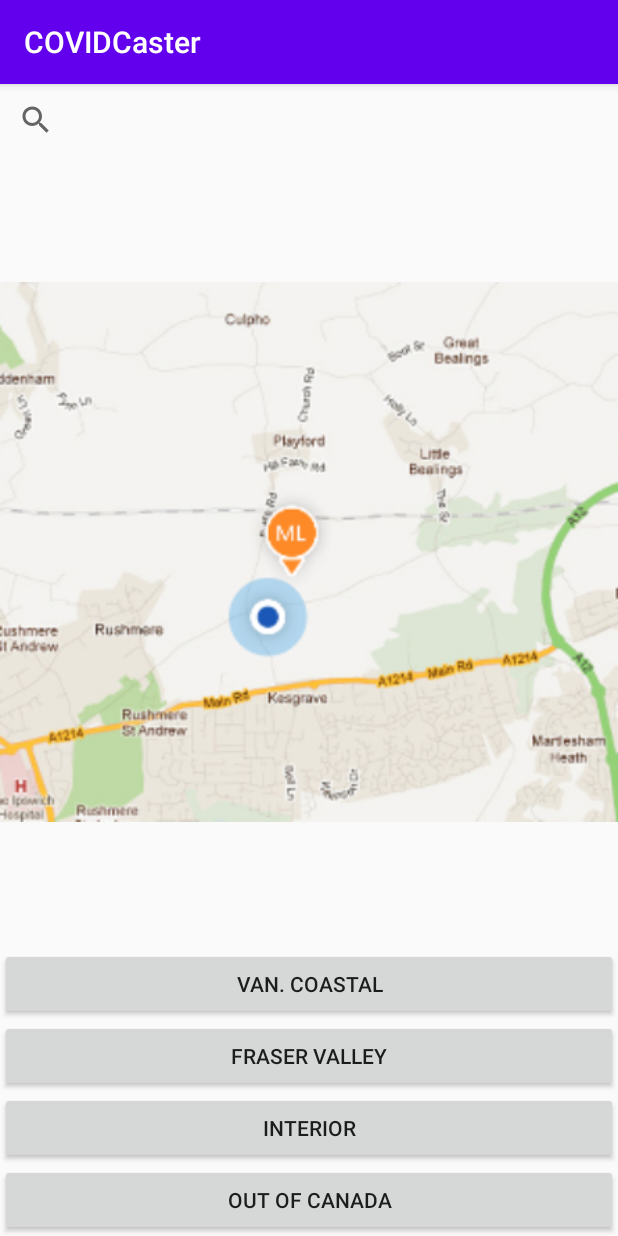
After one commit to cinomed88/COVIDcaster, an Android app: the RegionalDataActivity screen opened directly, with no data from a screen before it, on a phone screen of 412 x 824 dp. The commit adds this screen. Run offline under Robolectric (Android 15) with nearby library versions, the phone set to English and light mode, and no system bars.

Commit message:
added a button to start new regional data activity, and added placeholder buttons and image for regional data activity

```diff
--- a/app/src/main/AndroidManifest.xml
+++ b/app/src/main/AndroidManifest.xml
@@ -9,7 +9,8 @@
         android:roundIcon="@mipmap/ic_launcher_round"
         android:supportsRtl="true"
         android:theme="@style/AppTheme">
-        <activity android:name=".GraphActivity"></activity>
+        <activity android:name=".RegionalDataActivity"></activity>
+        <activity android:name=".GraphActivity" />
         <activity
             android:name=".DataActivity"
             android:configChanges="orientation|screenSize|keyboardHidden" />
--- a/app/src/main/java/com/example/covidcaster/Data.java
+++ b/app/src/main/java/com/example/covidcaster/Data.java
@@ -11,4 +11,9 @@ public class Data extends AppCompatActivity {
         super.onCreate(savedInstanceState);
         setContentView(R.layout.activity_data);
     }
+
+    public static final String[] regions = {
+            "Fraser Valley", "Van. Coastal", "Interior", "Northern", "Van. Island", "Out of Canada"
+    };
+
 }
--- a/app/src/main/java/com/example/covidcaster/MainActivity.java
+++ b/app/src/main/java/com/example/covidcaster/MainActivity.java
@@ -20,4 +20,9 @@ public class MainActivity extends AppCompatActivity {
         setRequestedOrientation(ActivityInfo.SCREEN_ORIENTATION_PORTRAIT);
     }
 
+    public void OnClickRegionalData(View v) {
+        Intent intent = new Intent(MainActivity.this, RegionalDataActivity.class);
+        startActivity(intent);
+    }
+
 }
--- /dev/null
+++ b/app/src/main/java/com/example/covidcaster/RegionalDataActivity.java
@@ -0,0 +1,17 @@
+package com.example.covidcaster;
+
+import androidx.appcompat.app.AppCompatActivity;
+
+import android.app.ListActivity;
+import android.os.Bundle;
+import android.widget.Button;
+import android.widget.LinearLayout;
+
+public class RegionalDataActivity extends AppCompatActivity {
+
+    @Override
+    protected void onCreate(Bundle savedInstanceState) {
+        super.onCreate(savedInstanceState);
+        setContentView(R.layout.activity_regional_data);
+    }
+}
--- /dev/null
+++ b/app/src/main/res/layout/activity_regional_data.xml
@@ -0,0 +1,46 @@
+<?xml version="1.0" encoding="utf-8"?>
+<LinearLayout xmlns:android="http://schemas.android.com/apk/res/android"
+    xmlns:app="http://schemas.android.com/apk/res-auto"
+    xmlns:tools="http://schemas.android.com/tools"
+    android:layout_width="match_parent"
+    android:layout_height="match_parent"
+    android:orientation="vertical"
+    android:id="@+id/regional_data_layout"
+    tools:context=".RegionalDataActivity">
+
+    <SearchView
+        android:layout_width="match_parent"
+        android:layout_height="wrap_content" />
+
+    <ImageView
+        android:id="@+id/imageView"
+        android:layout_width="match_parent"
+        android:layout_height="wrap_content"
+        android:layout_weight="1"
+        android:src="@drawable/map_placeholder" />
+
+    <Button
+        android:id="@+id/region1"
+        android:layout_width="match_parent"
+        android:layout_height="wrap_content"
+        android:text="Van. Coastal" />
+
+    <Button
+        android:id="@+id/region2"
+        android:layout_width="match_parent"
+        android:layout_height="wrap_content"
+        android:text="Fraser Valley" />
+
+    <Button
+        android:id="@+id/region3"
+        android:layout_width="match_parent"
+        android:layout_height="wrap_content"
+        android:text="Interior" />
+
+    <Button
+        android:id="@+id/region4"
+        android:layout_width="match_parent"
+        android:layout_height="wrap_content"
+        android:text="Out of Canada" />
+
+</LinearLayout>
```
Also changed, not shown: app/src/main/res/layout/activity_main.xml (+11 -0 lines), app/src/main/res/values/strings.xml (+4 -5 lines), app/src/main/res/drawable/map_placeholder.png (added).
